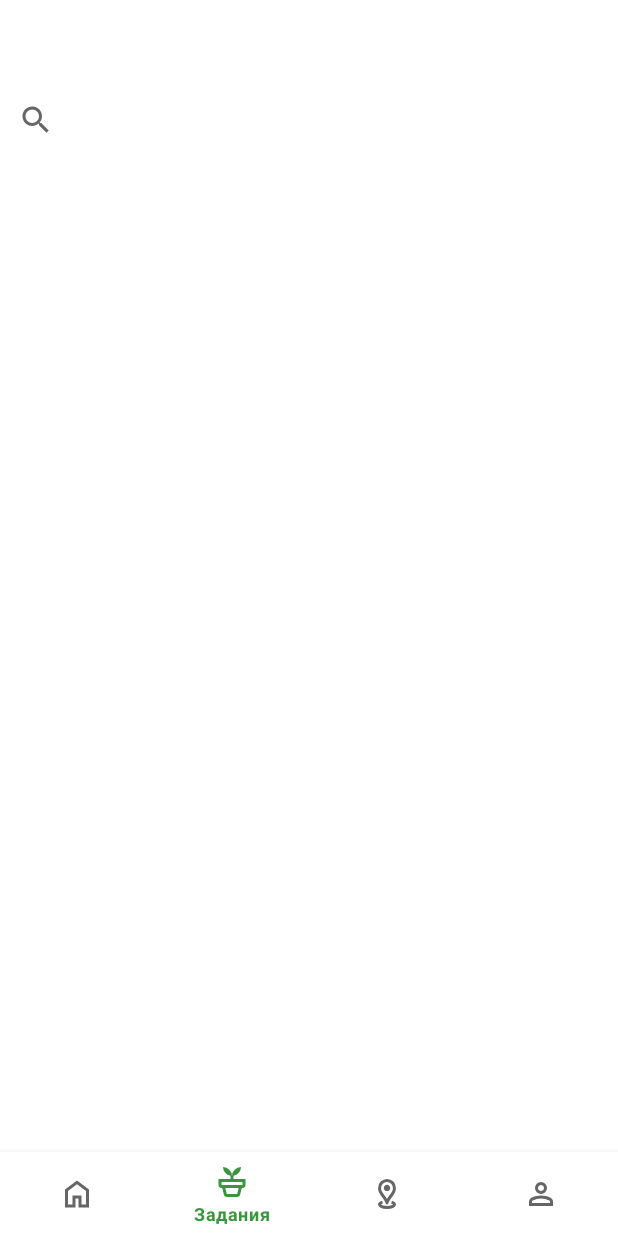
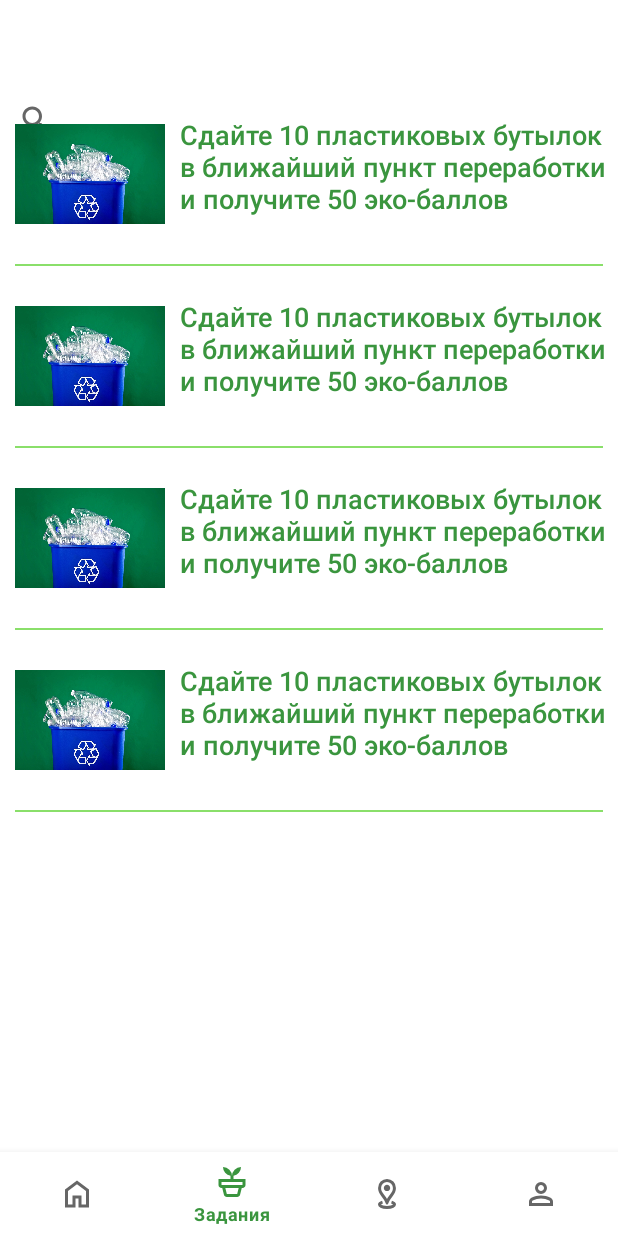
Before and after one commit to Biba2023/EcoAppBest, an Android app: the DashboardFragment screen opened through its navigation route, on a phone screen of 412 x 824 dp. Before the commit the screen is almost empty. Run offline under Robolectric (Android 15) with nearby library versions, the phone set to English and light mode, and no system bars; our stand-ins replace navigation-ui.

Commit message:
Added events screen(listview)

```diff
--- /dev/null
+++ b/app/src/main/java/com/example/ecoapp/CustomeAdapter.java
@@ -0,0 +1,62 @@
+package com.example.ecoapp;
+
+import android.content.Context;
+import android.view.LayoutInflater;
+import android.view.View;
+import android.view.ViewGroup;
+import android.widget.BaseAdapter;
+import android.widget.ImageView;
+import android.widget.TextView;
+
+import java.util.ArrayList;
+
+public class CustomeAdapter  extends BaseAdapter {
+    private Context context;
+    private ArrayList<ImageModel> imageModelArrayList;
+    public CustomeAdapter(Context context, ArrayList<ImageModel> imageModelArrayList) {
+        this.context = context;
+        this.imageModelArrayList = imageModelArrayList;
+    }
+    @Override
+    public int getViewTypeCount() {
+        return getCount();
+    }
+    @Override
+    public int getItemViewType(int position) {
+        return position;
+    }
+    @Override
+    public int getCount() {
+        return imageModelArrayList.size();
+    }
+    @Override
+    public Object getItem(int position) {
+        return imageModelArrayList.get(position);
+    }
+    @Override
+    public long getItemId(int position) {
+        return 0;
+    }
+    @Override
+    public View getView(int position, View convertView, ViewGroup parent) {
+        ViewHolder holder;
+        if (convertView == null) {
+            holder = new ViewHolder(); LayoutInflater inflater = (LayoutInflater) context
+                    .getSystemService(Context.LAYOUT_INFLATER_SERVICE);
+            convertView = inflater.inflate(R.layout.lv_item, null, true);
+            holder.tvname = (TextView) convertView.findViewById(R.id.name);
+            holder.iv = (ImageView) convertView.findViewById(R.id.imgView);
+            convertView.setTag(holder);
+        }else {
+            // the getTag returns the viewHolder object set as a tag to the view
+            holder = (ViewHolder)convertView.getTag();
+        }
+        holder.tvname.setText(imageModelArrayList.get(position).getName());
+        holder.iv.setImageResource(imageModelArrayList.get(position).getImage_drawable());
+        return convertView;
+    }
+    private class ViewHolder {
+        protected TextView tvname;
+        private ImageView iv;
+    }
+}
--- /dev/null
+++ b/app/src/main/java/com/example/ecoapp/ImageModel.java
@@ -0,0 +1,18 @@
+package com.example.ecoapp;
+
+public class ImageModel {
+    private String name;
+    private int image_drawable;
+    public String getName() {
+        return name;
+    }
+    public void setName(String name) {
+        this.name = name;
+    }
+    public int getImage_drawable() {
+        return image_drawable;
+    }
+    public void setImage_drawable(int image_drawable) {
+        this.image_drawable = image_drawable;
+    }
+}
--- a/app/src/main/java/com/example/ecoapp/ui/events/DashboardFragment.java
+++ b/app/src/main/java/com/example/ecoapp/ui/events/DashboardFragment.java
@@ -1,21 +1,34 @@
 package com.example.ecoapp.ui.events;
 
 import android.os.Bundle;
+import android.util.Log;
 import android.view.LayoutInflater;
 import android.view.View;
 import android.view.ViewGroup;
+import android.widget.ListView;
 import android.widget.TextView;
 
 import androidx.annotation.NonNull;
 import androidx.fragment.app.Fragment;
 import androidx.lifecycle.ViewModelProvider;
 
+import com.example.ecoapp.CustomeAdapter;
+import com.example.ecoapp.ImageModel;
+import com.example.ecoapp.R;
 import com.example.ecoapp.databinding.FragmentDashboardBinding;
+
+import java.util.ArrayList;
 
 public class DashboardFragment extends Fragment {
 
     private FragmentDashboardBinding binding;
-
+    private ListView lv;
+    private CustomeAdapter customeAdapter;
+    private ArrayList<ImageModel> imageModelArrayList;
+    private int[] myImageList = new int[]{R.drawable.bottles_for_recycling, R.drawable.bottles_for_recycling, R.drawable.bottles_for_recycling, R.drawable.bottles_for_recycling};
+    private String[] myImageNameList = new String[]{"Сдайте 10 пластиковых бутылок в ближайший пункт переработки и получите 50 эко-баллов",
+            "Сдайте 10 пластиковых бутылок в ближайший пункт переработки и получите 50 эко-баллов", "Сдайте 10 пластиковых бутылок в ближайший пункт переработки и получите 50 эко-баллов",
+            "Сдайте 10 пластиковых бутылок в ближайший пункт переработки и получите 50 эко-баллов"};
     public View onCreateView(@NonNull LayoutInflater inflater,
                              ViewGroup container, Bundle savedInstanceState) {
         DashboardViewModel dashboardViewModel =
@@ -23,9 +36,24 @@ public class DashboardFragment extends Fragment {
 
         binding = FragmentDashboardBinding.inflate(inflater, container, false);
         View root = binding.getRoot();
-
+        lv = (ListView) root.findViewById(R.id.listView);
+        imageModelArrayList = populateList();
+        Log.d("hjhjh",imageModelArrayList.size()+"");
+        customeAdapter = new CustomeAdapter(getContext(),imageModelArrayList);
+        lv.setAdapter(customeAdapter);
 
         return root;
+    }
+
+    private ArrayList<ImageModel> populateList(){
+        ArrayList<ImageModel> list = new ArrayList<>();
+        for(int i = 0; i < 4; i++){
+            ImageModel imageModel = new ImageModel();
+            imageModel.setName(myImageNameList[i]);
+            imageModel.setImage_drawable(myImageList[i]);
+            list.add(imageModel);
+        }
+        return list;
     }
 
     @Override
--- a/app/src/main/res/layout/activity_main.xml
+++ b/app/src/main/res/layout/activity_main.xml
@@ -30,4 +30,5 @@
         app:layout_constraintTop_toTopOf="parent"
         app:navGraph="@navigation/mobile_navigation" />
 
+
 </androidx.constraintlayout.widget.ConstraintLayout>
--- a/app/src/main/res/layout/fragment_dashboard.xml
+++ b/app/src/main/res/layout/fragment_dashboard.xml
@@ -11,12 +11,22 @@
         android:layout_width="match_parent"
         android:layout_height="wrap_content"
         android:queryHint="Search Contacts"
-        android:iconifiedByDefault="true" />
+
+        android:iconifiedByDefault="true"
+        tools:ignore="MissingConstraints" />
 
     <ListView
+        android:layout_width="wrap_content"
+        android:layout_height="wrap_content"
+        android:layout_marginTop="25dp"
         android:id="@+id/listView"
-        android:layout_width="match_parent"
+        android:divider="@null"
+        tools:ignore="MissingConstraints" />
+
+
+
+    <androidx.constraintlayout.widget.Guideline
+        android:layout_width="wrap_content"
         android:layout_height="wrap_content"
-        app:layout_constraintTop_toBottomOf="@+id/searchView" />
-
+        app:layout_constraintGuide_percent="1.835" />
 </androidx.constraintlayout.widget.ConstraintLayout>
--- /dev/null
+++ b/app/src/main/res/layout/lv_item.xml
@@ -0,0 +1,34 @@
+<?xml version="1.0" encoding="utf-8"?>
+<LinearLayout xmlns:android="http://schemas.android.com/apk/res/android"
+    android:orientation="vertical"
+    android:layout_width="match_parent"
+    android:layout_height="match_parent">
+    <LinearLayout
+        android:layout_width="match_parent"
+        android:layout_height="wrap_content"
+        android:orientation="horizontal">
+        <ImageView
+            android:id="@+id/imgView"
+            android:layout_width="100dp"
+            android:layout_height="100dp"
+            android:layout_marginLeft="10dp"
+            android:layout_marginTop="10dp" />
+        <TextView
+            android:id="@+id/name"
+            android:layout_width="match_parent"
+            android:layout_height="110dp"
+            android:fontFamily="sans-serif-medium"
+            android:textColor="@color/Status"
+            android:gravity="center_vertical"
+            android:textAppearance="?android:attr/textAppearanceMedium"
+            android:paddingLeft="10dp"
+            android:text="Name" />
+    </LinearLayout>
+    <View
+        android:layout_width="match_parent"
+        android:layout_height="1dp"
+        android:layout_marginTop="10dp"
+        android:layout_marginLeft="10dp"
+        android:layout_marginRight="10dp"
+        android:background="@color/PrimaryColorGreen"/>
+</LinearLayout>
```
Also changed, not shown: app/src/main/res/drawable/bottles_for_recycling.png (added), build.gradle (line endings or trailing spaces).
